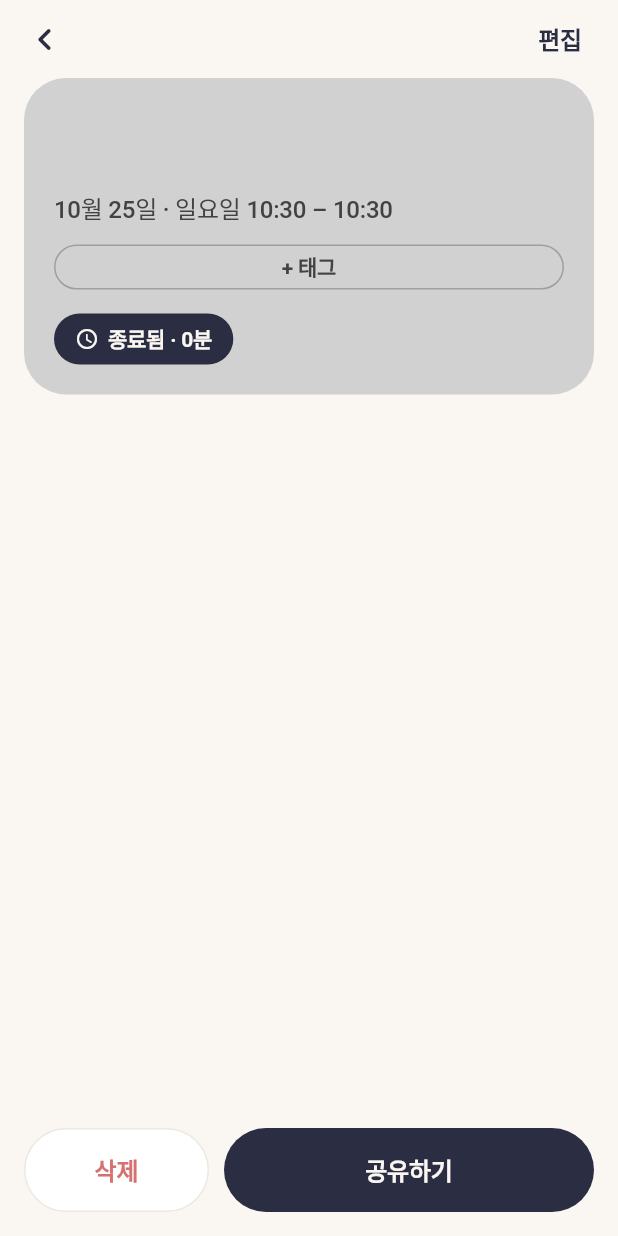
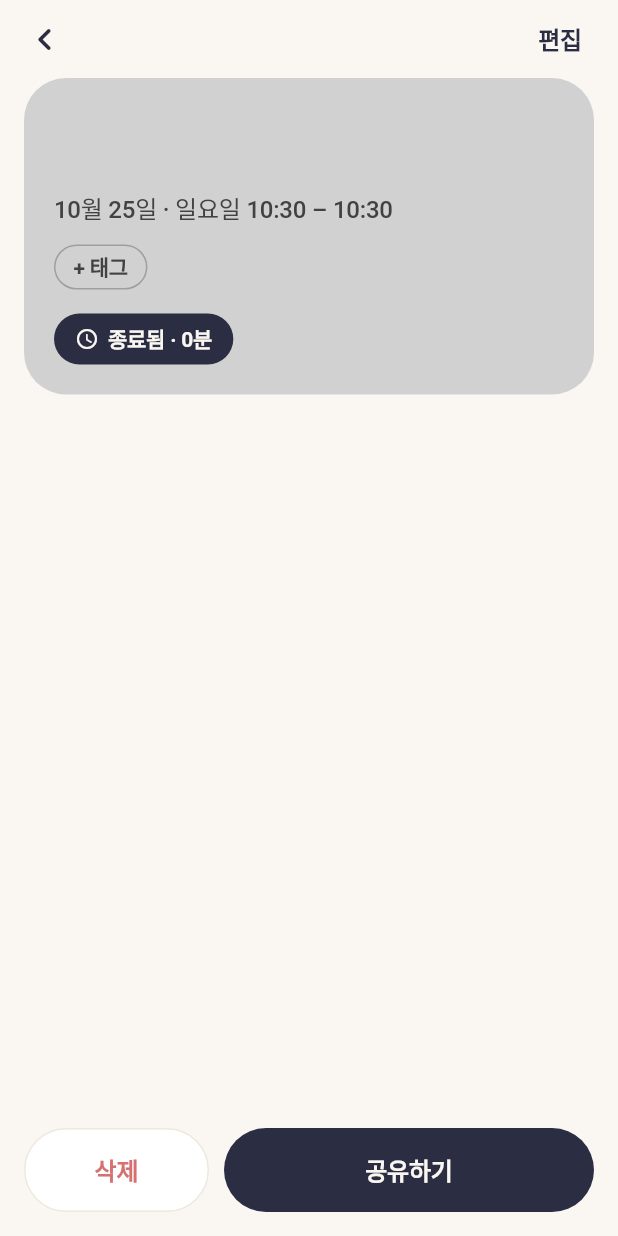
Before and after one commit to isla0x/calendar, a Flutter app: the EventDetailPage screen opened directly with empty values, on a phone screen of 412 x 824 dp. Run offline on Flutter 3.47's test engine with Material 3 defaults, Android fonts, the phone set to English and light mode, and no system bars; missing offline and left inert: device_calendar_plus; Roboto replaces fonts that are missing (IBMPlexSansKR).

Commit message:
월간 글자 잘림은 말줄임표로, 상세 태그 칩 크기 고침, 아래 목록 자리 더 확보 [shots]
Co-Authored-By: Claude Sonnet 5.5 <noreply@anthropic.com>
Claude-Session: https://claude.ai/code/session_01B2cRu8LCAoFjAV5AXGH4HS

```diff
--- a/lib/ui/detail_page.dart
+++ b/lib/ui/detail_page.dart
@@ -360,14 +360,16 @@ class _EventDetailPageState extends State<EventDetailPage> {
                                   child: Container(
                                     height: 30,
                                     padding: const EdgeInsets.symmetric(horizontal: 12),
-                                    alignment: Alignment.center,
                                     decoration: BoxDecoration(
                                       color: p.dark
                                           ? const Color(0x24FFFFFF)
                                           : const Color(0xB3FFFFFF),
                                       borderRadius: BorderRadius.circular(15),
                                     ),
-                                    child: Text(
+                                    child: Row(
+                                      mainAxisSize: MainAxisSize.min,
+                                      children: [
+                                        Text(
                                           '#$t',
                                           style: ts(
                                             context,
@@ -375,6 +377,8 @@ class _EventDetailPageState extends State<EventDetailPage> {
                                             weight: FontWeight.w600,
                                             color: tagColor(t, dark: p.dark),
                                           ),
+                                        ),
+                                      ],
                                     ),
                                   ),
                                 ),
@@ -385,12 +389,14 @@ class _EventDetailPageState extends State<EventDetailPage> {
                                   child: Container(
                                     height: 30,
                                     padding: const EdgeInsets.symmetric(horizontal: 12),
-                                    alignment: Alignment.center,
                                     decoration: BoxDecoration(
                                       borderRadius: BorderRadius.circular(15),
                                       border: Border.all(color: c.text.withAlpha(90)),
                                     ),
-                                    child: Text(
+                                    child: Row(
+                                      mainAxisSize: MainAxisSize.min,
+                                      children: [
+                                        Text(
                                           e.tags.isEmpty ? '+ 태그' : '편집',
                                           style: ts(
                                             context,
@@ -398,6 +404,8 @@ class _EventDetailPageState extends State<EventDetailPage> {
                                             weight: FontWeight.w600,
                                             color: c.text,
                                           ),
+                                        ),
+                                      ],
                                     ),
                                   ),
                                 ),
```
Also changed, not shown: lib/ui/month_view.dart (+6 -7 lines). Lines whose indentation alone changed are shown as unchanged.
